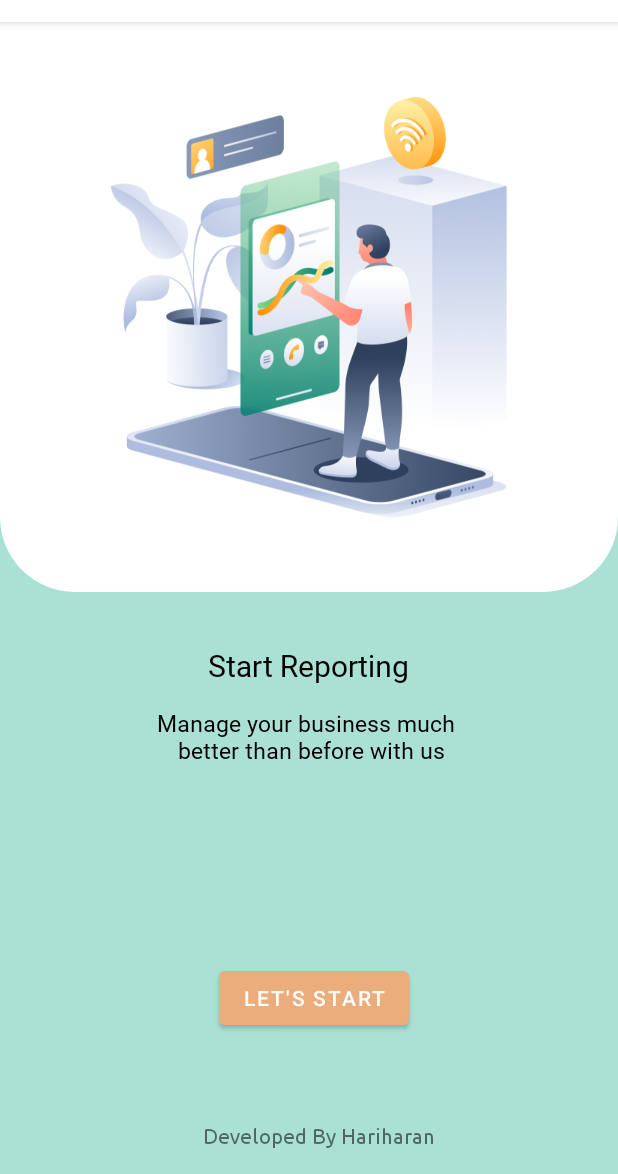
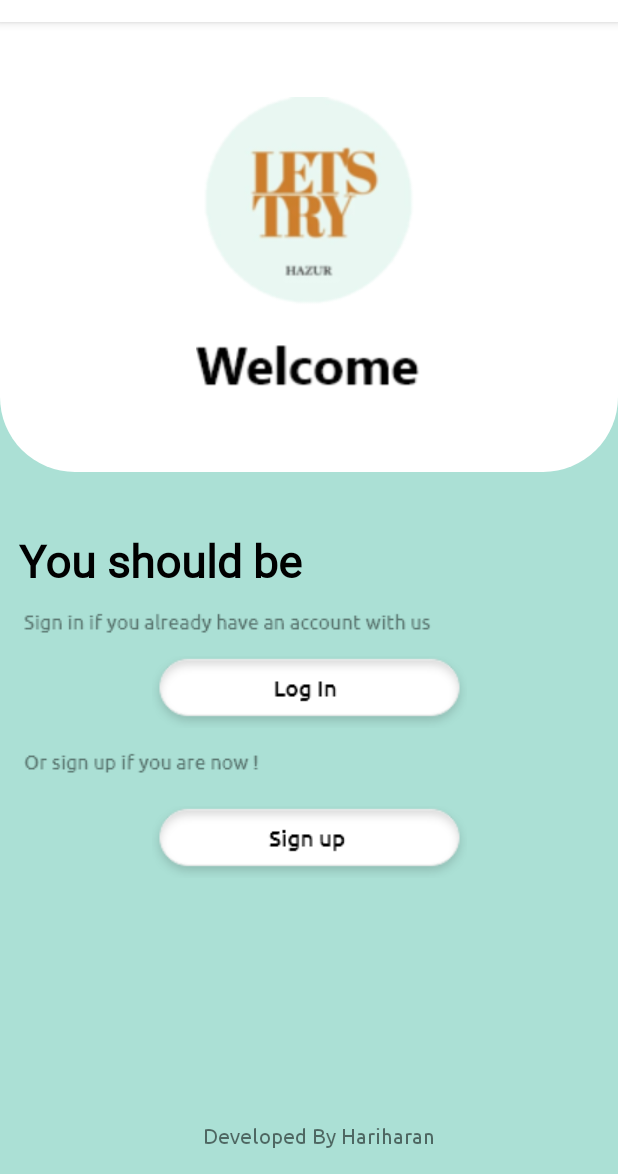
Before and after one commit to hariTH-0828/androidStudio, an Android app: the screen it shows after launch (MainActivity), on a phone screen of 412 x 824 dp, the part 62-1236 px from its top. Run offline under Robolectric (Android 15) with nearby library versions, the phone set to English and light mode, and no system bars.

Commit message:
Sample form change to Login Form

```diff
--- a/app/src/main/AndroidManifest.xml
+++ b/app/src/main/AndroidManifest.xml
@@ -14,9 +14,13 @@
         android:theme="@style/Theme.Fin"
         tools:targetApi="31">
 
+        <activity android:name=".MainActivity"
+            android:exported="true"/>
+
         <activity
-            android:name=".MainActivity"
-            android:exported="true">
+            android:name=".SplashScreen"
+            android:exported="true"
+            android:theme="@style/splashscreen">
             <intent-filter>
                 <action android:name="android.intent.action.MAIN" />
 
--- /dev/null
+++ b/app/src/main/java/test/AnggaRisky/fin/SplashScreen.java
@@ -0,0 +1,23 @@
+package test.AnggaRisky.fin;
+
+import android.content.Intent;
+import android.os.Bundle;
+import android.os.Handler;
+
+import androidx.appcompat.app.AppCompatActivity;
+
+public class SplashScreen extends AppCompatActivity {
+
+    @Override
+    protected void onCreate(Bundle savedInstanceState) {
+        super.onCreate(savedInstanceState);
+
+        new Handler().postDelayed(new Runnable() {
+            @Override
+            public void run() {
+                startActivity(new Intent(SplashScreen.this, MainActivity.class));
+                finish();
+            }
+        },2000);
+    }
+}
--- /dev/null
+++ b/app/src/main/res/drawable/background_splashscreen.xml
@@ -0,0 +1,7 @@
+<?xml version="1.0" encoding="utf-8"?>
+<layer-list xmlns:android="http://schemas.android.com/apk/res/android">
+    <item android:drawable="@color/white"/>
+    <item>
+        <bitmap android:src="@drawable/splashscreen_logo" android:gravity="center"/>
+    </item>
+</layer-list>
--- a/app/src/main/res/layout/activity_main.xml
+++ b/app/src/main/res/layout/activity_main.xml
@@ -4,13 +4,13 @@
     xmlns:tools="http://schemas.android.com/tools"
     android:layout_width="match_parent"
     android:layout_height="match_parent"
-    android:background="#ABE0D5"
+    android:background="@color/index_bg_color"
     tools:context=".MainActivity">
 
     <androidx.appcompat.widget.LinearLayoutCompat
         android:id="@+id/linearLayoutCompat"
         android:layout_width="match_parent"
-        android:layout_height="380dp"
+        android:layout_height="300dp"
         android:background="@drawable/bg_header"
         android:gravity="center"
         android:orientation="vertical"
@@ -20,10 +20,10 @@
         tools:ignore="MissingConstraints">
 
         <ImageView
-            android:layout_width="264dp"
-            android:layout_height="280dp"
+            android:layout_width="180dp"
+            android:layout_height="200dp"
             android:contentDescription="@string/header_image"
-            android:src="@drawable/ill_finance"
+            android:src="@drawable/login_welcome"
             tools:ignore="ImageContrastCheck,ImageContrastCheck" />
     </androidx.appcompat.widget.LinearLayoutCompat>
 
@@ -32,31 +32,64 @@
         android:layout_width="wrap_content"
         android:layout_height="wrap_content"
         android:fontFamily="@font/lato_regular"
-        android:textSize="20sp"
         android:text="@string/start_reporting"
         android:textColor="@color/black"
+        android:textSize="30sp"
+        android:textStyle="bold"
+        app:layout_constraintBottom_toBottomOf="parent"
+        app:layout_constraintEnd_toEndOf="parent"
+        app:layout_constraintHorizontal_bias="0.057"
+        app:layout_constraintStart_toStartOf="parent"
+        app:layout_constraintTop_toTopOf="parent"
+        app:layout_constraintVertical_bias="0.466" />
+
+    <ImageView
+        android:layout_width="wrap_content"
+        android:layout_height="wrap_content"
+        android:src="@drawable/sigin_heading"
+        app:layout_constraintBottom_toBottomOf="parent"
+        app:layout_constraintEnd_toEndOf="parent"
+        app:layout_constraintHorizontal_bias="0.123"
+        app:layout_constraintStart_toStartOf="parent"
+        app:layout_constraintTop_toTopOf="parent"
+        app:layout_constraintVertical_bias="0.522" />
+
+    <ImageButton
+        android:id="@+id/onLogin"
+        android:layout_width="210dp"
+        android:layout_height="48dp"
+        android:backgroundTint="@color/index_bg_color"
+        android:src="@drawable/loginbutton"
         app:layout_constraintBottom_toBottomOf="parent"
         app:layout_constraintEnd_toEndOf="parent"
         app:layout_constraintStart_toStartOf="parent"
-        app:layout_constraintTop_toTopOf="parent"
-        app:layout_constraintVertical_bias="0.561" />
+        app:layout_constraintTop_toTopOf="@+id/linearLayoutCompat"
+        app:layout_constraintVertical_bias="0.587"
+        tools:ignore="MissingConstraints" />
 
-    <TextView
-        android:id="@+id/textView2"
+    <ImageView
         android:layout_width="wrap_content"
         android:layout_height="wrap_content"
-        android:fontFamily="@font/lato_regular"
-        android:gravity="center"
-        android:text="@string/Content"
-        android:textColor="@color/black"
-        android:textSize="15sp"
-        android:textStyle="normal"
+        android:src="@drawable/signup_heading"
         app:layout_constraintBottom_toBottomOf="parent"
         app:layout_constraintEnd_toEndOf="parent"
-        app:layout_constraintHorizontal_bias="0.497"
+        app:layout_constraintHorizontal_bias="0.063"
         app:layout_constraintStart_toStartOf="parent"
         app:layout_constraintTop_toTopOf="parent"
-        app:layout_constraintVertical_bias="0.627" />
+        app:layout_constraintVertical_bias="0.646" />
+
+    <ImageButton
+        android:id="@+id/onSignup"
+        android:layout_width="210dp"
+        android:layout_height="48dp"
+        android:backgroundTint="@color/index_bg_color"
+        android:src="@drawable/signup_button"
+        app:layout_constraintBottom_toBottomOf="parent"
+        app:layout_constraintEnd_toEndOf="parent"
+        app:layout_constraintHorizontal_bias="0.502"
+        app:layout_constraintStart_toStartOf="parent"
+        app:layout_constraintTop_toTopOf="@+id/linearLayoutCompat"
+        app:layout_constraintVertical_bias="0.726" />
 
     <TextView
         android:id="@+id/textView3"
@@ -72,19 +105,6 @@
         app:layout_constraintTop_toTopOf="parent"
         app:layout_constraintVertical_bias="0.977" />
 
-    <Button
-        android:layout_width="wrap_content"
-        android:layout_height="wrap_content"
-        android:backgroundTint="@color/index_btn_bg"
-        android:text="@string/index_btn_name"
-        android:textColor="@color/white"
-        app:layout_constraintBottom_toBottomOf="@+id/textView3"
-        app:layout_constraintEnd_toEndOf="parent"
-        app:layout_constraintHorizontal_bias="0.512"
-        app:layout_constraintStart_toStartOf="parent"
-        app:layout_constraintTop_toTopOf="parent"
-        app:layout_constraintVertical_bias="0.892" />
-
 
 
 </androidx.constraintlayout.widget.ConstraintLayout>
--- a/app/src/main/res/values-night/themes.xml
+++ b/app/src/main/res/values-night/themes.xml
@@ -14,4 +14,9 @@
         <item name="android:statusBarColor" tools:targetApi="l">?attr/colorPrimaryVariant</item>
         <!-- Customize your theme here. -->
     </style>
+
+    <style name="splashscreen" parent="ThemeOverlay.MaterialComponents.Dark">
+        <item name="android:windowBackground">@drawable/background_splashscreen</item>
+        <item name="android:statusBarColor" >?attr/colorPrimaryVariant</item>
+    </style>
 </resources>
--- a/app/src/main/res/values/colors.xml
+++ b/app/src/main/res/values/colors.xml
@@ -8,4 +8,5 @@
     <color name="black">#FF000000</color>
     <color name="white">#FFFFFF</color>
     <color name="index_btn_bg">#FFECAD7C</color>
+    <color name="index_bg_color">#ABE0D5</color>
 </resources>
--- a/app/src/main/res/values/strings.xml
+++ b/app/src/main/res/values/strings.xml
@@ -1,6 +1,6 @@
 <resources>
     <string name="app_name">Lets Try</string>
-    <string name="start_reporting">Start Reporting</string>
+    <string name="start_reporting">You should be</string>
     <string name="Content">Manage your business much \n better than before with us</string>
     <string name="header_image">Header Image</string>
     <string name="developer_name">Developed By Hariharan</string>
--- a/app/src/main/res/values/themes.xml
+++ b/app/src/main/res/values/themes.xml
@@ -12,5 +12,11 @@
         <!-- Status bar color. -->
         <item name="android:statusBarColor" >?attr/colorPrimaryVariant</item>
         <!-- Customize your theme here. -->
+
+    </style>
+
+    <style name="splashscreen" parent="Theme.MaterialComponents.Light.NoActionBar">
+        <item name="android:windowBackground">@drawable/background_splashscreen</item>
+        <item name="android:statusBarColor" >?attr/colorPrimaryVariant</item>
     </style>
 </resources>
```
Also changed, not shown: app/src/main/res/drawable/login_welcome.png (added), app/src/main/res/drawable/loginbutton.png (added), app/src/main/res/drawable/sigin_heading.png (added), app/src/main/res/drawable/signup_button.png (added), app/src/main/res/drawable/signup_heading.png (added), app/src/main/res/drawable/splashscreen_logo.png (added).
